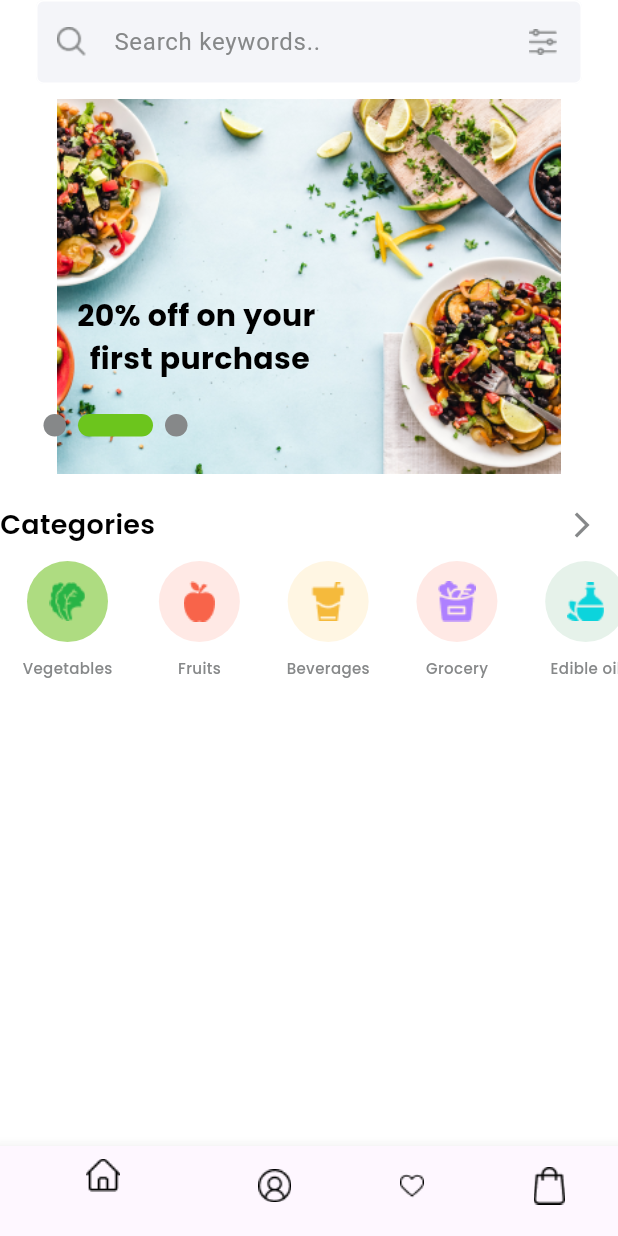
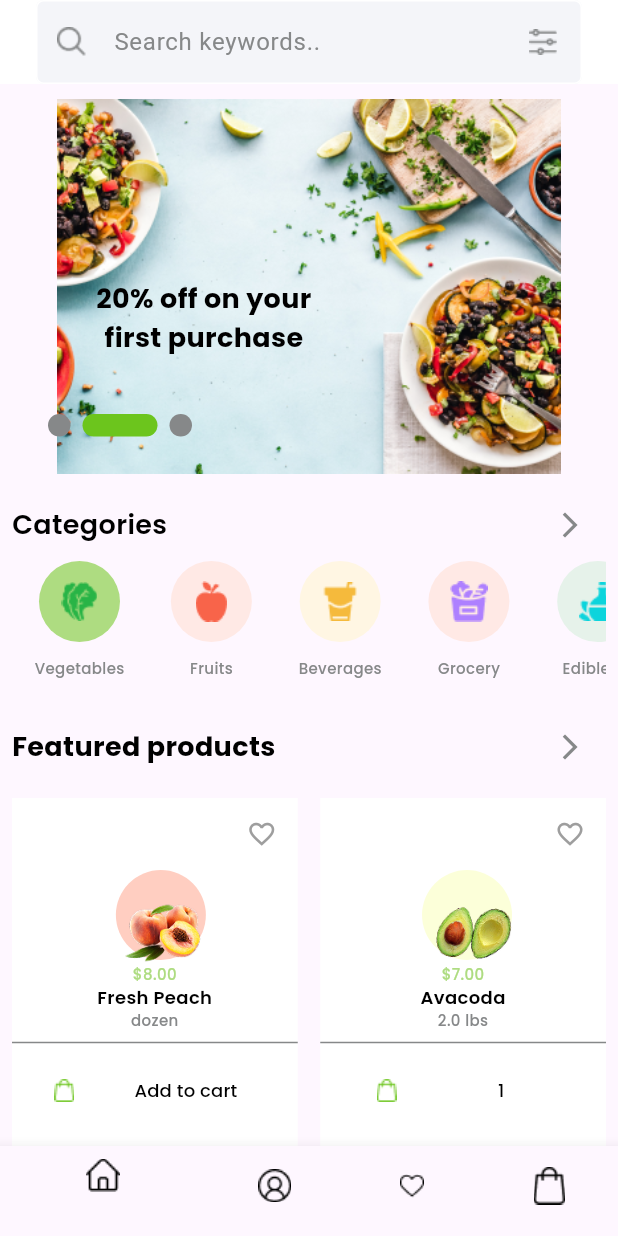
Before and after one commit to tazeen-dev/grocery_app, a Flutter app: the screen it shows after launch, on a phone screen of 412 x 824 dp. Run offline on Flutter 3.47's test engine with Material 3 defaults, Android fonts, the phone set to English and light mode, and no system bars; our stand-ins replace google_fonts.

Commit message:
build screen through grid view builder

```diff
--- /dev/null
+++ b/lib/controller/components/grid_list.dart
@@ -0,0 +1,118 @@
+import 'package:flutter/material.dart';
+import 'package:grocery_app/controller/components/product-details.dart';
+import 'package:grocery_app/controller/components/text-class.dart';
+import 'package:grocery_app/model/product_model/grid_product_list.dart';
+
+import '../../view/home_view/cart-screen/cart.dart';
+import '../utils/constants/appcolors/app_color.dart';
+import '../utils/constants/appicons/app_icons.dart';
+
+class GridList extends StatefulWidget {
+  final List<GridContainer> products;
+  const GridList({super.key, required this.products});
+
+  @override
+  State<GridList> createState() => _GridListState();
+}
+
+class _GridListState extends State<GridList> {
+  @override
+  Widget build(BuildContext context) {
+    return SizedBox(
+      height: 500,
+      child: GridView.builder(
+          gridDelegate: SliverGridDelegateWithFixedCrossAxisCount(
+            crossAxisCount: 2,
+            mainAxisSpacing: 12,
+            crossAxisSpacing: 15,
+            childAspectRatio: 0.7,
+          ),
+          scrollDirection: Axis.vertical,
+          itemCount: widget.products.length,
+          itemBuilder: (context, index) {
+            return Container(
+              // height: 260,
+              // width: 150,
+              decoration: BoxDecoration(
+                color: AppColors.whiteColor,
+              ),
+              child: Column(children: [
+                Row(
+                  mainAxisAlignment: MainAxisAlignment.end,
+                  children: [
+                    IconButton(
+                        onPressed: () {},
+                        icon: Icon(
+                          Icons.favorite_border,
+                          color: Colors.grey.shade500,
+                          size: 20,
+                        )),
+                  ],
+                ),
+                Stack(
+                  children: [
+                    Padding(
+                      padding: const EdgeInsets.only(left: 8.0),
+                      child: CircleAvatar(
+                        radius: 30,
+                        backgroundColor: widget.products[index].color,
+                      ),
+                    ),
+                    InkWell(
+                        onTap: () {
+                          Navigator.push(context, MaterialPageRoute(builder: (context)=>ProductDetails(
+                           text: widget.products[index].text, image: widget.products[index].image,
+                              appicons: AppIcons.hearticon, discription: 'discription', price: '80', containerColor: AppColors.greyColor)));
+                          //ProductDetails(text: , image: image, appicons: appicons, discription: discription, price: price, containerColor: containerColor)
+                        },
+                        child: Padding(
+                          padding: const EdgeInsets.only(top: 22.0, left: 14.0),
+                          child: Image(
+                            image: AssetImage(widget.products[index].image),
+                            height: 40,
+                          ),
+                        )),
+                  ],
+                ),
+                BlackTextWidget(
+                  text: widget.products[index].price,
+                  fontWeight: FontWeight.w500,
+                  fontSize: 10,
+                  textColor: AppColors.LightGreen,
+                ),
+                BlackTextWidget(
+                  text: widget.products[index].text,
+                  fontSize: 12,
+                  fontWeight: FontWeight.w600,
+                ),
+                BlackTextWidget(
+                  text: widget.products[index].subtitle,
+                  fontSize: 10,
+                  fontWeight: FontWeight.w500,
+                  textColor: AppColors.greyColor,
+                ),
+                Divider(thickness: 1, color: AppColors.greyColor),
+                Row(
+                  mainAxisAlignment: MainAxisAlignment.spaceEvenly,
+                  children: [
+                    Image(image: AssetImage(AppIcons.carticon)),
+                    TextButton(
+                        onPressed: () {
+                          Navigator.push(
+                              context,
+                              MaterialPageRoute(
+                                  builder: (context) => CartScreen()));
+                        },
+                        child: BlackTextWidget(
+                          text: widget.products[index].cartprice,
+                          fontWeight: FontWeight.w500,
+                          fontSize: 12,
+                        )),
+                  ],
+                ),
+              ]),
+            );
+          }),
+    );
+  }
+}
--- a/lib/controller/components/page_veiw.dart
+++ b/lib/controller/components/page_veiw.dart
@@ -19,8 +19,8 @@ class _PageContainerState extends State<PageContainer> {
         image: DecorationImage(image:AssetImage(widget.image)),
       ),
       child: Padding(
-        padding: const EdgeInsets.only(top: 130.0,right: 150.0),
-        child: BlackTextWidget(text: widget.text,fontSize: 20,fontWeight:   FontWeight.w700,),
+        padding: const EdgeInsets.only(top: 120.0,right: 140.0),
+        child: BlackTextWidget(text: widget.text,fontSize: 18,fontWeight:   FontWeight.w700,),
       ),
     );
   }
--- a/lib/controller/components/product_list.dart
+++ b/lib/controller/components/product_list.dart
@@ -14,7 +14,7 @@ class ListItems extends StatefulWidget {
 class _ListItemsState extends State<ListItems> {
   @override
   Widget build(BuildContext context) {
-    return SizedBox(height: 250,
+    return SizedBox(height: 100,
       child: ListView.builder(
           itemCount: widget.products.length,
           scrollDirection: Axis.horizontal,
@@ -25,14 +25,19 @@ class _ListItemsState extends State<ListItems> {
                 children: [
                   Row(
                       children: [
-                        Container(
+                        InkWell(
+                          onTap: (){
+                            Navigator.push(context, MaterialPageRoute(builder: (context)=>widget.products[index].screen));
+                          },
+                          child: Container(
                             height: 54,
                             width: 55.84882926940918,
                             decoration: BoxDecoration(
                               shape: BoxShape.circle,
                               color:widget.products[index].appcolor,//AppColors.greyColor,
                               image: DecorationImage(image: AssetImage(widget.products[index].image)),
-                          ),),]),
+                            ),),
+                        ),]),
                   SizedBox(height: 10,),
                   Row(
                     children: [
--- a/lib/controller/utils/constants/appicons/app_icons.dart
+++ b/lib/controller/utils/constants/appicons/app_icons.dart
@@ -32,8 +32,9 @@ class AppIcons{
       static const persongreen='assets/icons/green-person.png';
       static const order='assets/icons/order.png';
       static const creditcard='assets/icons/credir-card.png';
-      static const notification ='assets/icons/greennotification.png';
+      static const notification1='assets/icons/Group 205.png';
       static const transaction='assets/icons/transaction.png';
       static const greenheart ='assets/icons/green-hurt.png';
       static const address='assets/icons/address.png';
+      static const allownotification='assets/icons/greennotification.png';
 }
--- /dev/null
+++ b/lib/model/product_model/grid_product_list.dart
@@ -0,0 +1,11 @@
+import 'package:flutter/animation.dart';
+
+class GridContainer{
+  final String text;
+  final String subtitle;
+  final String image;
+  final String price;
+  final Color color;
+  final String cartprice;
+  GridContainer(this.color, {required this.text,required this.image, required this.price,required this.subtitle,required this.cartprice});
+}
--- a/lib/model/product_model/product_list_model.dart
+++ b/lib/model/product_model/product_list_model.dart
@@ -5,5 +5,6 @@ class ProductList{
   final String image;
   final String text;
    final Color appcolor;
-  ProductList({this.appcolor=AppColors.LightGreen ,required this.text,required this.image,});
+   final Widget screen;
+  ProductList(this.screen, {this.appcolor=AppColors.LightGreen ,required this.text,required this.image,});
 }
--- /dev/null
+++ b/lib/view/home_view/home-screen/fruits_screen.dart
@@ -0,0 +1,45 @@
+import 'package:flutter/material.dart';
+
+import '../../../controller/components/grid_list.dart';
+import '../../../controller/utils/constants/appicons/app_icons.dart';
+import '../../../model/product_model/grid_product_list.dart';
+class FruitsScreen extends StatelessWidget {
+  FruitsScreen({super.key});
+  List<GridContainer> gridProduct=[
+    GridContainer(Color(0xffFFCEC1), text: 'Fresh Peach',
+        image:AppIcons.peach , price: '\$8.00', subtitle:
+        'dozen', cartprice: 'Add to cart'),
+    GridContainer(Color(0xffFCFFD9), text: 'Avacoda',
+        image:AppIcons.aocado , price: '\$7.00', subtitle:
+        '2.0 lbs' , cartprice: '1'),
+    GridContainer(Color(0xffFFE6C2), text: 'Pineapple',
+        image:AppIcons.pineapple , price:'\$9.90'
+        , subtitle: '1.50 lbs', cartprice: 'add to cart'),
+    GridContainer(Color(0xffFEE1ED), text: 'Black Grapes',
+        image:AppIcons.grapes , price:'\$7.05' , subtitle: '5.0 lbs', cartprice: 'add to cart'),
+    GridContainer(Color(0xffFFE3E2), text: 'Pomegranate',
+        image:AppIcons.pomegrante , price:'\$2.09',
+        subtitle: '1.50 lbs', cartprice:'1'),
+    GridContainer(Color(0xffD2FFD0),
+        text: 'Fresh B roccoli', image:AppIcons.broccoli ,
+        price: '\$3.00', subtitle:'1 kg', cartprice:
+        'Add to cart'),
+  ];
+
+
+  @override
+  Widget build(BuildContext context) {
+    return Scaffold(
+      appBar: AppBar(
+        title: Text('fruits'),
+      ),
+      body:Expanded(
+        child: Column(
+          children: [
+            GridList(products: gridProduct),
+          ],
+        ),
+      ) ,
+    );
+  }
+}
--- a/lib/view/home_view/home-screen/home_screen1.dart
+++ b/lib/view/home_view/home-screen/home_screen1.dart
@@ -1,14 +1,19 @@
 import 'package:flutter/material.dart';
 import 'package:grocery_app/controller/components/dot-indicator.dart';
+import 'package:grocery_app/controller/components/grid_list.dart';
 import 'package:grocery_app/controller/components/home-container.dart';
 import 'package:grocery_app/controller/components/page_veiw.dart';
 import 'package:grocery_app/controller/components/product_list.dart';
 import 'package:grocery_app/controller/utils/constants/appcolors/app_color.dart';
 import 'package:grocery_app/controller/utils/constants/appicons/app_icons.dart';
+import 'package:grocery_app/model/product_model/grid_product_list.dart';
 import 'package:grocery_app/model/product_model/product_list_model.dart';
+import 'package:grocery_app/view/home_view/home-screen/fruits_screen.dart';
+import 'package:grocery_app/view/home_view/home-screen/vegitable_screen.dart';
 import '../../../controller/components/text-class.dart';
 import '../../../controller/utils/constants/appimages/app_images_widget.dart';
 import '../categaries_screen/categaries_screen.dart';
+import '../featured_screen/featured_screen.dart';
 class HomeScreen1 extends StatefulWidget {
   const HomeScreen1({super.key});
 
@@ -18,13 +23,33 @@ class HomeScreen1 extends StatefulWidget {
 
 class _HomeScreen1State extends State<HomeScreen1> {
   List<ProductList> listproduct=[
-    ProductList(appcolor:  AppColors.LightGreen, text: 'Vegetables', image:   AppIcons.vegetablesicon,),
-    ProductList(appcolor:AppColors.lightredcolor, text: 'Fruits', image:AppIcons.fruiticon),
-    ProductList(appcolor:AppColors.lightyellowcolor, text: 'Beverages', image:AppIcons.beverageicon),
-    ProductList(appcolor:AppColors.lightredcolor, text: 'Grocery', image: AppIcons.groceryicon,),
-    ProductList(appcolor:AppColors.lightblue, text: 'Edible oil', image: AppIcons.oilicon, ),
-    ProductList(appcolor:AppColors.lightredcolor, text: 'Household', image: AppIcons.householdicon,),
-    ProductList(appcolor:AppColors.lightblue, text: 'babycare', image:AppIcons.babyicon),
+    ProductList( appcolor:  AppColors.LightGreen, text: 'Vegetables', image:   AppIcons.vegetablesicon,VegitableScreen()),
+    ProductList(appcolor:AppColors.lightredcolor, text: 'Fruits', image:AppIcons.fruiticon,FruitsScreen()),
+    ProductList(appcolor:AppColors.lightyellowcolor, text: 'Beverages', image:AppIcons.beverageicon,VegitableScreen()),
+    ProductList(appcolor:AppColors.lightredcolor, text: 'Grocery', image: AppIcons.groceryicon,FruitsScreen()),
+    ProductList(appcolor:AppColors.lightblue, text: 'Edible oil', image: AppIcons.oilicon,VegitableScreen() ),
+    ProductList(appcolor:AppColors.lightredcolor, text: 'Household', image: AppIcons.householdicon,FruitsScreen()),
+    ProductList(appcolor:AppColors.lightblue, text: 'babycare', image:AppIcons.babyicon,VegitableScreen()),
+  ];
+  List<GridContainer> gridProduct=[
+    GridContainer(Color(0xffFFCEC1), text: 'Fresh Peach',
+        image:AppIcons.peach , price: '\$8.00', subtitle:
+        'dozen', cartprice: 'Add to cart'),
+    GridContainer(Color(0xffFCFFD9), text: 'Avacoda',
+        image:AppIcons.aocado , price: '\$7.00', subtitle:
+       '2.0 lbs' , cartprice: '1'),
+    GridContainer(Color(0xffFFE6C2), text: 'Pineapple',
+        image:AppIcons.pineapple , price:'\$9.90'
+             , subtitle: '1.50 lbs', cartprice: 'add to cart'),
+    GridContainer(Color(0xffFEE1ED), text: 'Black Grapes',
+        image:AppIcons.grapes , price:'\$7.05' , subtitle: '5.0 lbs', cartprice: 'add to cart'),
+    GridContainer(Color(0xffFFE3E2), text: 'Pomegranate',
+        image:AppIcons.pomegrante , price:'\$2.09',
+        subtitle: '1.50 lbs', cartprice:'1'),
+    GridContainer(Color(0xffD2FFD0),
+        text: 'Fresh B roccoli', image:AppIcons.broccoli ,
+        price: '\$3.00', subtitle:'1 kg', cartprice:
+        'Add to cart'),
   ];
   TextEditingController searchController=TextEditingController();
   PageController imageController=PageController();
@@ -37,7 +62,6 @@ class _HomeScreen1State extends State<HomeScreen1> {
   @override
   Widget build(BuildContext context) {
     return Scaffold(
-      backgroundColor: AppColors.whiteColor,
       appBar: AppBar(
         backgroundColor: AppColors.whiteColor,
         title: Padding(
@@ -72,6 +96,8 @@ class _HomeScreen1State extends State<HomeScreen1> {
         ),
       ),
       body: SingleChildScrollView(
+        child: Padding(
+          padding: const EdgeInsets.symmetric(horizontal: 8.0),
           child: Column(
             children: [
               SizedBox(height: 10,),
@@ -85,14 +111,14 @@ class _HomeScreen1State extends State<HomeScreen1> {
                       });
                     },
                     children: [
-                    PageContainer(text: '20% off on your \n first purchase', image:AppImages.homeimage),
+                      PageContainer(text: '20% off on your\nfirst purchase', image:AppImages.homeimage),
                       PageContainer(text: 'Fresh Groceries\n  at Your Doorstep', image:AppImages.home4, ),
                       PageContainer(text: 'Fast & On-Time\n  Delivery', image:AppImages.home5),
                     ],
                   ),
 
                     Padding(
-                    padding: const EdgeInsets.only(left: 25.0,top: 210.0),
+                      padding: const EdgeInsets.only(left: 20.0,top: 210.0),
                       child: DotIndicator(currentIndex: currentPage, itemCount: 3),
                     ),
 
@@ -110,7 +136,21 @@ class _HomeScreen1State extends State<HomeScreen1> {
                   ]
               ),
               ListItems(products:listproduct ),
+              Row(
+                mainAxisAlignment: MainAxisAlignment.spaceBetween,
+                children: [
+                  BlackTextWidget(text: 'Featured products',textalignn: TextAlign.start,fontWeight: FontWeight.w700
+                    ,fontSize: 18,),
+                  IconButton(onPressed: (){
+                    Navigator.push(context,MaterialPageRoute(builder: (context) =>FeaturedScreen()));
+                  }, icon:Icon(Icons.arrow_forward_ios,size: 20,
+                      color: AppColors.greyColor)),
                 ],
+              ),
+              SizedBox(height: 10,),
+              GridList(products: gridProduct),
+            ],
+          ),
         ),
       ),
     );
--- /dev/null
+++ b/lib/view/home_view/home-screen/vegitable_screen.dart
@@ -0,0 +1,39 @@
+import 'package:flutter/material.dart';
+import 'package:grocery_app/controller/components/grid_list.dart';
+import 'package:grocery_app/model/product_model/grid_product_list.dart';
+
+import '../../../controller/utils/constants/appicons/app_icons.dart';
+class VegitableScreen extends StatelessWidget {
+   VegitableScreen({super.key});
+  List<GridContainer> gridProduct=[
+    GridContainer(Color(0xffFFCEC1), text: 'Fresh Peach',
+        image:AppIcons.peach , price: '\$8.00', subtitle:
+        'dozen', cartprice: 'Add to cart'),
+    GridContainer(Color(0xffFCFFD9), text: 'Avacoda',
+        image:AppIcons.aocado , price: '\$7.00', subtitle:
+        '2.0 lbs' , cartprice: '1'),
+    GridContainer(Color(0xffFFE6C2), text: 'Pineapple',
+        image:AppIcons.pineapple , price:'\$9.90'
+        , subtitle: '1.50 lbs', cartprice: 'add to cart'),
+    GridContainer(Color(0xffFEE1ED), text: 'Black Grapes',
+        image:AppIcons.grapes , price:'\$7.05' , subtitle: '5.0 lbs', cartprice: 'add to cart'),
+    GridContainer(Color(0xffFFE3E2), text: 'Pomegranate',
+        image:AppIcons.pomegrante , price:'\$2.09',
+        subtitle: '1.50 lbs', cartprice:'1'),
+    GridContainer(Color(0xffD2FFD0),
+        text: 'Fresh B roccoli', image:AppIcons.broccoli ,
+        price: '\$3.00', subtitle:'1 kg', cartprice:
+        'Add to cart'),
+  ];
+
+  @override
+  Widget build(BuildContext context) {
+    return Scaffold(
+      body:Column(
+      children: [
+        GridList(products: gridProduct),
+
+      ],
+    ),);
+  }
+}
--- a/lib/view/home_view/profile-screen/notifictionscreen.dart
+++ b/lib/view/home_view/profile-screen/notifictionscreen.dart
@@ -17,6 +17,12 @@ class _NotifictionScreenState extends State<NotifictionScreen> {
     'Email Notifcations',
     'Order Notifcations',
     'General Notifcations',
+  ];
+  List<String> images=[
+    AppIcons.allownotification,
+    AppIcons.icon2,
+    AppIcons.icon2,
+    AppIcons.allownotification,
   ];
   @override
   Widget build(BuildContext context) {
@@ -40,7 +46,7 @@ class _NotifictionScreenState extends State<NotifictionScreen> {
           child: Column(
             children: [
               SizedBox(height: 30,),
-              SizedBox(height:400,
+              SizedBox(height:500,
                 child: ListView.builder(
                   itemCount: text.length,
                     shrinkWrap: true,
@@ -66,7 +72,8 @@ class _NotifictionScreenState extends State<NotifictionScreen> {
                                 children: [
                                   BlackTextWidget(text: 'Lorem ipsum dolor sit amet, consetetur sadi \n  pscing elitr, sed diam nonumym',
                                       fontSize: 10,fontWeight: FontWeight.w400,textColor: AppColors.greyColor,),
-
+                                    SizedBox(width: 10,),
+                                    Image(image: AssetImage(images[index])),
                                 ],
                               ),
                             ],
--- a/lib/view/home_view/profile-screen/profile-screen.dart
+++ b/lib/view/home_view/profile-screen/profile-screen.dart
@@ -23,7 +23,7 @@ class ProfileScreen extends StatelessWidget {
  ProfileList(AddressScreen(), text: 'My address', image: AppIcons.address, icon: Icons.arrow_forward_ios),
   ProfileList(CreditcardScreen(), text: 'Credit cards', image: AppIcons.creditcard, icon: Icons.arrow_forward_ios),
     ProfileList(TransactionsScreen(), text:'Transactions' , image:AppIcons.transaction, icon: Icons.arrow_forward_ios),
-   ProfileList(NotifictionScreen(), text: 'Notifications', image:AppIcons.notification, icon:Icons.arrow_forward_ios),
+   ProfileList(NotifictionScreen(), text: 'Notifications', image:AppIcons.notification1, icon:Icons.arrow_forward_ios),
   ProfileList(SignoutScreen(), text:'Sign out', image: AppIcons.signout, icon:Icons.arrow_forward_ios)
   ];
 
```
Also changed, not shown: lib/view/home_view/home-screen/home_screen.dart (+9 -2 lines), assets/icons/Group 205.png (added). Lines whose indentation alone changed are shown as unchanged.
